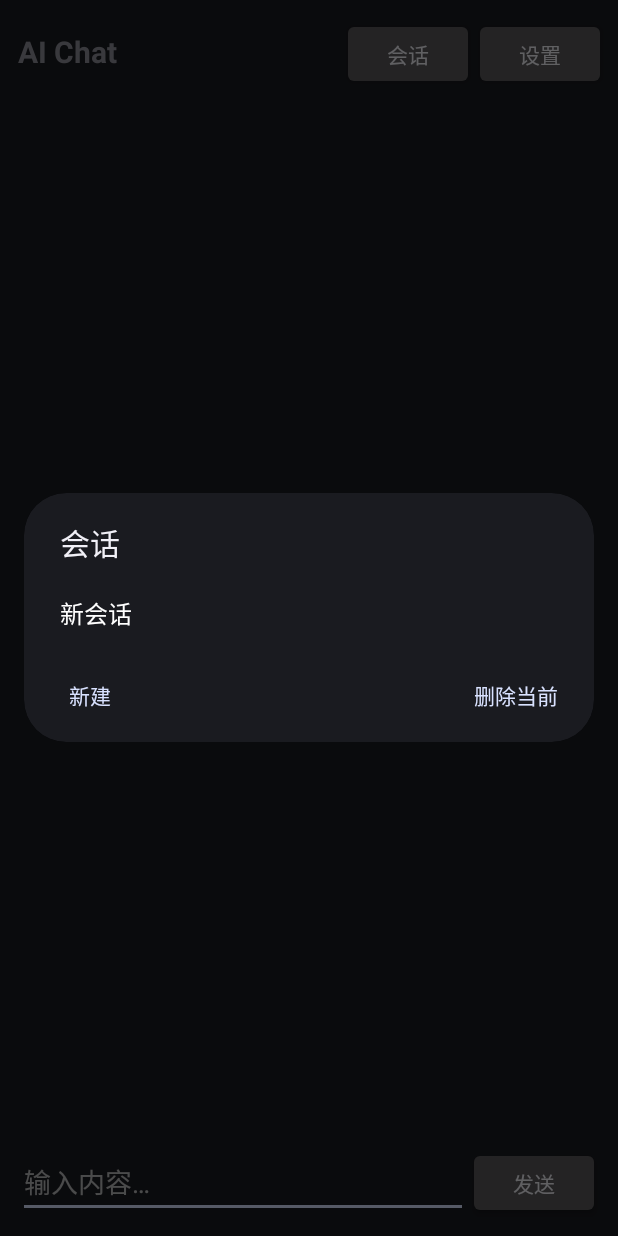
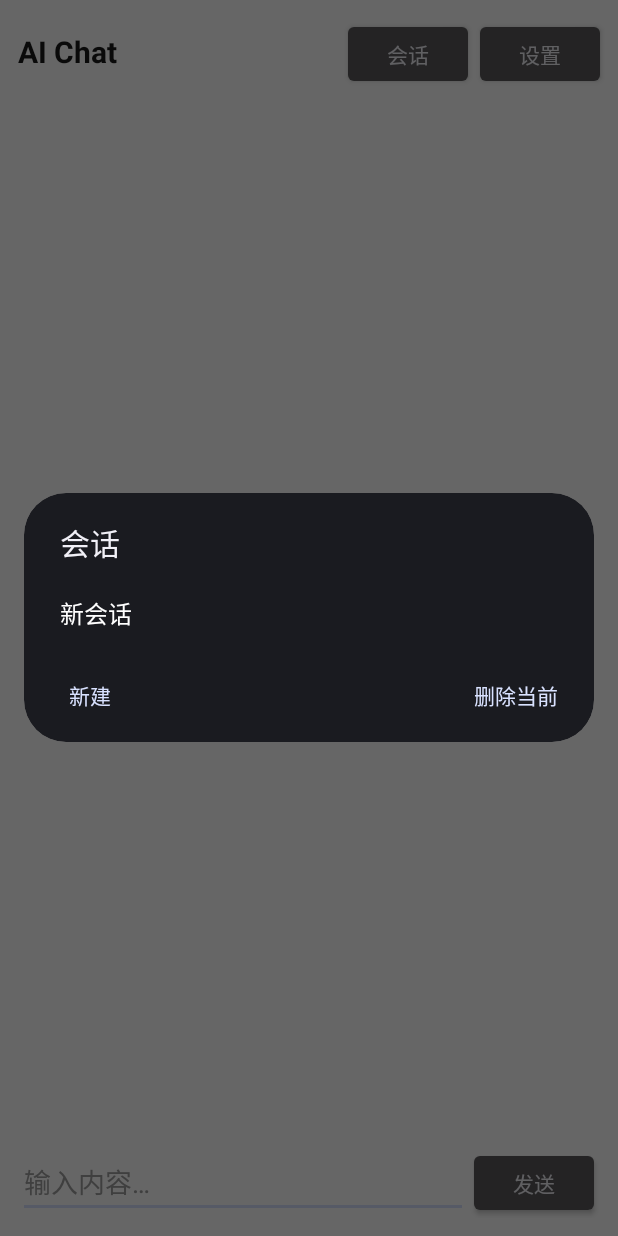
Before and after one commit to TY1324/Using-AI-in-the-phone, an Android app built with Jetpack Compose: the screen it shows after launch (MainActivity), after a tap on "会话", on a phone screen of 412 x 824 dp. Run offline under Robolectric (Android 15) with nearby library versions, the phone set to English and light mode, and no system bars.

Commit message:
Implement theme support in MainActivity
Added theme support with dynamic background and text colors based on system mode.

```diff
--- a/src/main/java/com/example/aichat/MainActivity.java
+++ b/src/main/java/com/example/aichat/MainActivity.java
@@ -4,6 +4,7 @@ import android.app.Activity;
 import android.app.AlertDialog;
 import android.content.Context;
 import android.content.SharedPreferences;
+import android.content.res.Configuration;
 import android.graphics.Color;
 import android.graphics.Typeface;
 import android.os.Bundle;
@@ -49,14 +50,21 @@ public class MainActivity extends Activity {
     private HttpURLConnection currentConn = null;
     private Thread workThread = null;
 
+    private int bgColor;
+    private int textColor;
+    private int bubbleUser;
+    private int bubbleAi;
+
     @Override
     protected void onCreate(Bundle savedInstanceState) {
         super.onCreate(savedInstanceState);
         sp = getSharedPreferences("chat", Context.MODE_PRIVATE);
         store = new Store(this);
+        applyTheme();
 
         LinearLayout root = new LinearLayout(this);
         root.setOrientation(LinearLayout.VERTICAL);
+        root.setBackgroundColor(bgColor);
 
         LinearLayout bar = new LinearLayout(this);
         bar.setOrientation(LinearLayout.HORIZONTAL);
@@ -65,6 +73,7 @@ public class MainActivity extends Activity {
         title.setText("AI Chat");
         title.setTextSize(20);
         title.setTypeface(null, Typeface.BOLD);
+        title.setTextColor(textColor);
         LinearLayout.LayoutParams tp = new LinearLayout.LayoutParams(0, ViewGroup.LayoutParams.WRAP_CONTENT, 1f);
         bar.addView(title, tp);
         Button sessions = new Button(this);
@@ -96,6 +105,8 @@ public class MainActivity extends Activity {
         bottom.setPadding(dp(12), dp(8), dp(12), dp(12));
         input = new EditText(this);
         input.setHint("输入内容…");
+        input.setTextColor(textColor);
+        input.setHintTextColor(0xFF9E9E9E);
         LinearLayout.LayoutParams ip = new LinearLayout.LayoutParams(0, ViewGroup.LayoutParams.WRAP_CONTENT, 1f);
         bottom.addView(input, ip);
         sendBtn = new Button(this);
@@ -117,6 +128,23 @@ public class MainActivity extends Activity {
             currentConvId = store.newConversation();
         }
         loadHistory(currentConvId);
+    }
+
+    private void applyTheme() {
+        int night = getResources().getConfiguration().uiMode
+                & Configuration.UI_MODE_NIGHT_MASK;
+        boolean dark = night == Configuration.UI_MODE_NIGHT_YES;
+        if (dark) {
+            bgColor = 0xFF121212;
+            textColor = 0xFFE8E8E8;
+            bubbleUser = 0xFF2C3E50;
+            bubbleAi = 0xFF1E1E1E;
+        } else {
+            bgColor = 0xFFFFFFFF;
+            textColor = 0xFF1A1A1A;
+            bubbleUser = 0xFFE3F2FD;
+            bubbleAi = 0xFFF2F2F2;
+        }
     }
 
     private int dp(int v) {
@@ -141,8 +169,9 @@ public class MainActivity extends Activity {
             tv.setText(text);
         }
         tv.setTextSize(15);
+        tv.setTextColor(textColor);
         tv.setPadding(dp(12), dp(8), dp(12), dp(8));
-        tv.setBackgroundColor("user".equals(role) ? 0xFFE3F2FD : 0xFFF2F2F2);
+        tv.setBackgroundColor("user".equals(role) ? bubbleUser : bubbleAi);
         LinearLayout.LayoutParams p = new LinearLayout.LayoutParams(
                 ViewGroup.LayoutParams.MATCH_PARENT, ViewGroup.LayoutParams.WRAP_CONTENT);
         p.topMargin = dp(6);
```
